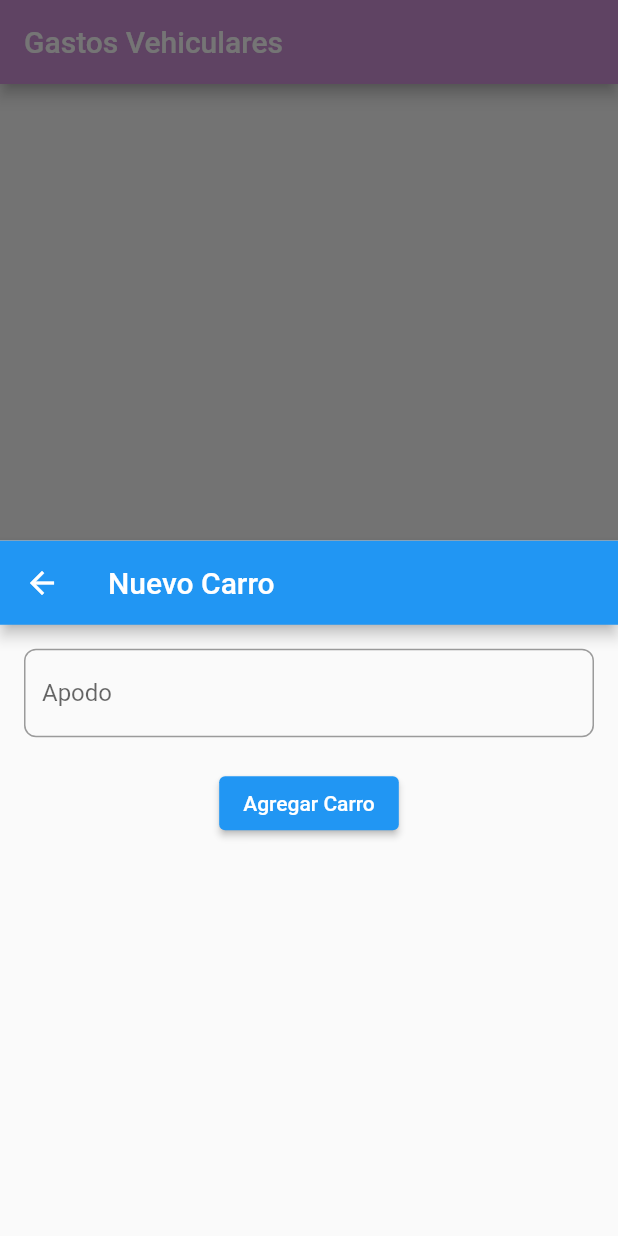
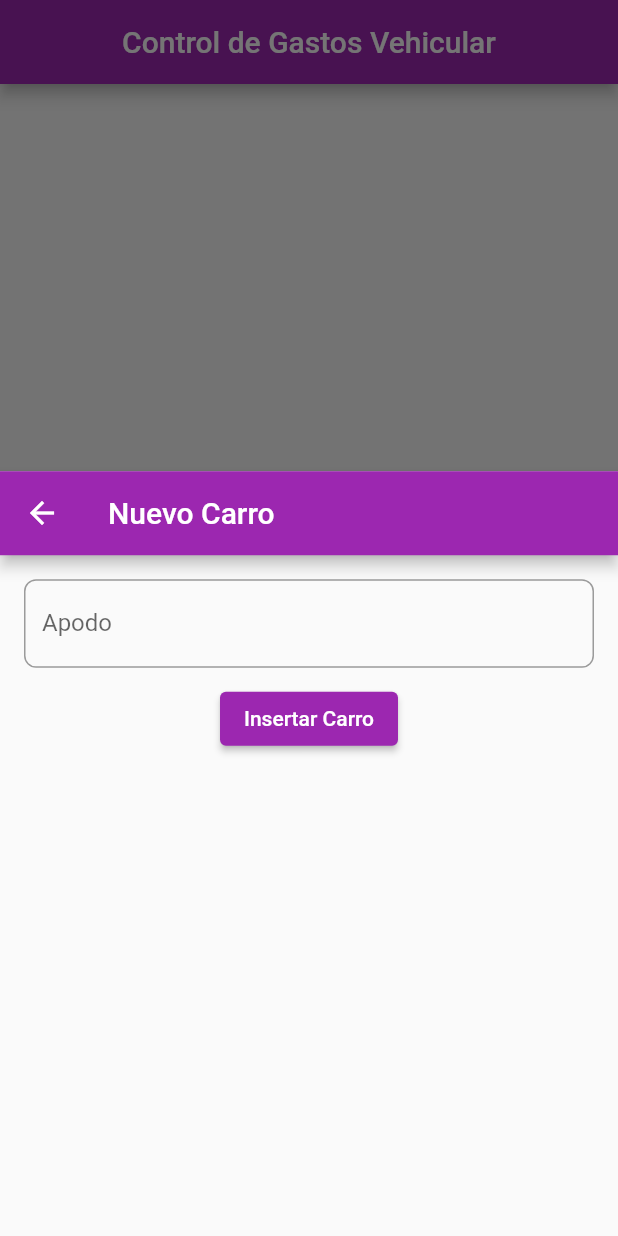
Before and after one commit to Andrei320/registros_carros, a Flutter app: the screen it shows after launch, after a tap on the "add" icon, on a phone screen of 412 x 824 dp. Run offline on Flutter 3.47's test engine with Material 2 defaults, Android fonts, the phone set to English and light mode, and no system bars; our stand-ins replace bloc, flutter_bloc, sqflite, sqflite_common_ffi_web; accounts and stored records are empty.

Commit message:
Añadir y Borrar funcionales (recarga la lista)

```diff
--- a/lib/bloc/carros_bloc/carros_bloc_event.dart
+++ b/lib/bloc/carros_bloc/carros_bloc_event.dart
@@ -7,6 +7,8 @@ class CarroSeleccionado extends CarroEvento {
 
   CarroSeleccionado({required this.indiceSeleccionado});
 }
+
+class GetCarros extends CarroEvento {}
 
 class InsertarCarro extends CarroEvento {
   final String apodo;
@@ -21,5 +23,3 @@ class EliminarCarro extends CarroEvento {
 
   EliminarCarro({required this.idCarro});
 }
-
-class GetCarros extends CarroEvento {}
--- a/lib/database_helper/carros_database_helper.dart
+++ b/lib/database_helper/carros_database_helper.dart
@@ -4,7 +4,7 @@ import 'package:sqflite_common_ffi_web/sqflite_ffi_web.dart';
 late Database db;
 
 class DBCarro {
-  static Future<void> initializeDatabase() async {
+  Future<void> initializeDatabase() async {
     var fabricaBaseDatos = databaseFactoryFfiWeb;
     String rutaBaseDatos =
         '${await fabricaBaseDatos.getDatabasesPath()}/carros.db';
@@ -23,36 +23,21 @@ class DBCarro {
 
 //BD PARA CARROS
 
-  static Future<void> addCarro(String apodo) async {
+  Future<void> addCarro(String apodo) async {
     await db.rawInsert('INSERT INTO carros (apodo) VALUES (?)', [apodo]);
   }
 
-  static Future<void> deleteCarro(int id) async {
+  Future<void> deleteCarro(int id) async {
     await db.rawDelete('DELETE FROM carros WHERE idcarro = ?', [id]);
   }
 
-  static Future<void> updateCarro(String apodo) async {
+  Future<void> updateCarro(String apodo) async {
     await db.rawUpdate('UPDATE carro SET apodo = ? WHERE idcarro = ?', [apodo]);
   }
 
-  static Future<List<Map<String, dynamic>>> getCarros() async {
+  Future<List<Map<String, dynamic>>> getCarros() async {
     var resultadoConsulta =
         await db.rawQuery('SELECT * FROM carros ORDER BY archivado DESC;');
     return resultadoConsulta;
   }
-
-//BD PARA MOVIMIENTOS
-
-  static Future<void> insertarMovimiento(
-      String nombre, String descripcion, int monto, String fecha) async {
-    await db.rawInsert(
-        'INSERT INTO MOVIMIENTOS (NOMBRE, DESCRIPCION, MONTO, FECHA) VALUES (?,?,?,?)',
-        [nombre, descripcion, monto, fecha]);
-  }
-
-  static Future<void> eliminarMovimiento() async {
-    await db.rawDelete('DELETE FROM MOVIMIENTOS WHERE ID = ?');
-  }
-
-//BD PARA CATEGORIAS
 }
--- a/lib/main.dart
+++ b/lib/main.dart
@@ -1,16 +1,17 @@
 import 'package:flutter/material.dart';
 import 'package:flutter_bloc/flutter_bloc.dart';
-
 import 'package:registros_carros/bloc/carros_bloc/carros_bloc.dart';
 import 'package:registros_carros/bloc/carros_bloc/carros_bloc_event.dart';
 import 'package:registros_carros/bloc/carros_bloc/carros_bloc_state.dart';
 import 'package:registros_carros/database_helper/carros_database_helper.dart';
 
 void main() async {
-  await DBCarro.initializeDatabase();
+  WidgetsFlutterBinding.ensureInitialized();
+  final carrosDatabase = DBCarro();
+  await carrosDatabase.initializeDatabase();
   runApp(
     BlocProvider(
-      create: (context) => CarroBloc(),
+      create: (context) => CarroBloc(carrosDatabase),
       child: const App(),
     ),
   );
@@ -21,11 +22,9 @@ class App extends StatelessWidget {
 
   @override
   Widget build(BuildContext context) {
-    return MaterialApp(
-      home: BlocProvider(
-        create: (context) => CarroBloc(),
-        child: const Scaffold(body: MainApp()),
-      ),
+    return const MaterialApp(
+      debugShowCheckedModeBanner: false,
+      home: Scaffold(body: MainApp()),
     );
   }
 }
@@ -38,11 +37,17 @@ class MainApp extends StatefulWidget {
 }
 
 class _MainAppState extends State<MainApp> {
+  @override
+  void initState() {
+    super.initState();
+    BlocProvider.of<CarroBloc>(context).add(Inicializado());
+    BlocProvider.of<CarroBloc>(context).add(GetCarros());
+  }
+
   int _indiceSeleccionado = 0;
 
   final List<Widget> _paginas = [
     const ListaCarros(),
-    const ListaMovimientos(),
     const ListaCategorias(),
   ];
 
@@ -50,8 +55,9 @@ class _MainAppState extends State<MainApp> {
   Widget build(BuildContext context) {
     return Scaffold(
       appBar: AppBar(
-        title: const Text('Gastos Vehiculares'),
-        backgroundColor: Colors.purple[200],
+        title: const Center(child: Text('Control de Gastos Vehicular')),
+        backgroundColor: Colors.purple,
+        actions: const [],
       ),
       body: _paginas[_indiceSeleccionado],
       bottomNavigationBar: BottomNavigationBar(
@@ -61,19 +67,15 @@ class _MainAppState extends State<MainApp> {
             label: 'Carros',
           ),
           BottomNavigationBarItem(
-            icon: Icon(Icons.list),
-            label: 'Movimientos',
-          ),
-          BottomNavigationBarItem(
             icon: Icon(Icons.category),
             label: 'Categorias',
           ),
         ],
         currentIndex: _indiceSeleccionado,
         onTap: _onTabTapped,
-        backgroundColor: Colors.purple[200],
-        selectedItemColor: Colors.black,
-        unselectedItemColor: Colors.white,
+        backgroundColor: Colors.purple,
+        selectedItemColor: Colors.white,
+        unselectedItemColor: Colors.grey,
       ),
     );
   }
@@ -86,55 +88,53 @@ class _MainAppState extends State<MainApp> {
 }
 
 class ListaCarros extends StatelessWidget {
-  const ListaCarros({Key? key}) : super(key: key);
-
+  const ListaCarros({super.key});
   @override
   Widget build(BuildContext context) {
     return Scaffold(
       body: BlocBuilder<CarroBloc, CarroEstado>(
         builder: (context, state) {
-          if (state is CarroSeleccionadoEstado) {
-            // Puedes hacer algo específico cuando un carro está seleccionado
+          if (state is GetAllCarros) {
+            return _listaCarros(state.carros);
+          } else if (state is ErrorGetAllCarros) {
+            return Center(child: Text('Error: ${state.mensajeError}'));
+          } else {
+            return const Center(child: CircularProgressIndicator());
+          }
+        },
+      ),
+      floatingActionButton: FloatingActionButton(
+        onPressed: () {
+          _mostrarModal(context, 'Nuevo Carro');
+        },
+        backgroundColor: Colors.green,
+        child: const Icon(Icons.add),
+      ),
+      floatingActionButtonLocation: FloatingActionButtonLocation.endFloat,
+    );
   }
 
-          return FutureBuilder<List<Map<String, dynamic>>>(
-            future: DBCarro.getCarros(),
-            builder: (context, snapshot) {
-              if (snapshot.connectionState == ConnectionState.waiting) {
-                return const CircularProgressIndicator();
-              } else if (snapshot.hasError) {
-                return Text('Error: ${snapshot.error}');
-              } else {
-                List<Map<String, dynamic>> carros = snapshot.data ?? [];
+  Widget _listaCarros(List<Map<String, dynamic>>? carros) {
+    if (carros != null && carros.isNotEmpty) {
       return ListView.builder(
         itemCount: carros.length,
         itemBuilder: (context, index) {
+          final carro = carros[index];
           int carroID = carros[index]['idcarro'];
-                    String carroApodo = carros[index]['apodo'];
-
-                    return Padding(
-                      padding: const EdgeInsets.symmetric(horizontal: 14.0),
-                      child: Container(
-                        decoration: BoxDecoration(
-                          border: Border.all(color: Colors.black),
-                          borderRadius: BorderRadius.circular(8.0),
+          return Column(
+            children: [
+              ListTile(
+                title: Text(carro['apodo'] ?? 'No Apodo'),
+                subtitle: const Text('Pendiente'),
               ),
-                        margin: const EdgeInsets.symmetric(vertical: 8.0),
-                        child: ListTile(
-                          title: Text(carroApodo),
-                          onTap: () {
-                            context.read<CarroBloc>().add(
-                                CarroSeleccionado(indiceSeleccionado: carroID));
-                          },
-                          trailing: IconButton(
-                            icon: const Icon(Icons.delete),
+              // Agregar el botón de borrado aquí
+              ElevatedButton.icon(
                 onPressed: () {
                   showDialog(
                     context: context,
                     builder: (BuildContext context) {
                       return AlertDialog(
-                                    title: const Center(
-                                        child: Text('¿Eliminar Carro?')),
+                        title: const Center(child: Text('¿Eliminar Carro?')),
                         actions: [
                           TextButton(
                             onPressed: () {
@@ -144,8 +144,9 @@ class ListaCarros extends StatelessWidget {
                           ),
                           TextButton(
                             onPressed: () {
-                                          context.read<CarroBloc>().add(
-                                              EliminarCarro(idCarro: carroID));
+                              context
+                                  .read<CarroBloc>()
+                                  .add(EliminarCarro(idCarro: carroID));
                               Navigator.of(context).pop();
                             },
                             child: const Text('Eliminar'),
@@ -155,76 +156,51 @@ class ListaCarros extends StatelessWidget {
                     },
                   );
                 },
+                icon: const Icon(Icons.delete),
+                label: const Text('Borrar'),
               ),
-                        ),
-                      ),
+              const Divider(), // Separador entre elementos de la lista
+            ],
+          );
+        },
+      );
+    } else {
+      return const Center(child: Text('No hay carros disponibles'));
+    }
+  }
+
+  void _mostrarModal(BuildContext context, String carros) {
+    showModalBottomSheet(
+      context: context,
+      builder: (BuildContext context) {
+        return const FractionallySizedBox(
+          heightFactor: 1.2,
+          child: AgregarCarro(),
         );
       },
     );
   }
-            },
-          );
-        },
-      ),
-      floatingActionButton: FloatingActionButton(
-        onPressed: () {
-          showModalBottomSheet(
-            context: context,
-            builder: (BuildContext context) {
-              return const AnadirCarro();
-            },
-          );
-        },
-        child: const Icon(Icons.add),
-      ),
-      floatingActionButtonLocation: FloatingActionButtonLocation.endFloat,
-    );
-  }
 }
 
-class ListaMovimientos extends StatelessWidget {
-  const ListaMovimientos({Key? key}) : super(key: key);
+class AgregarCarro extends StatefulWidget {
+  const AgregarCarro({super.key});
 
   @override
-  Widget build(BuildContext context) {
-    return const Scaffold(
-      body: Center(
-        child: Text('Movimientos'),
-      ),
-    );
-  }
+  State<AgregarCarro> createState() => _AgregarCarroState();
 }
 
-class ListaCategorias extends StatelessWidget {
-  const ListaCategorias({Key? key}) : super(key: key);
-
-  @override
-  Widget build(BuildContext context) {
-    return const Scaffold(
-      body: Center(
-        child: Text('Categorias'),
-      ),
-    );
-  }
-}
-
-class AnadirCarro extends StatefulWidget {
-  const AnadirCarro({Key? key}) : super(key: key);
-
-  @override
-  State<AnadirCarro> createState() => _AnadirCarroState();
-}
-
-class _AnadirCarroState extends State<AnadirCarro> {
+class _AgregarCarroState extends State<AgregarCarro> {
   final _formKey = GlobalKey<FormState>();
-
   TextEditingController apodoController = TextEditingController();
 
   @override
   Widget build(BuildContext context) {
+    return BlocBuilder<CarroBloc, CarroEstado>(
+      builder: (context, state) {
         return Scaffold(
           appBar: AppBar(
             title: const Text('Nuevo Carro'),
+            backgroundColor: Colors.purple,
           ),
           body: Padding(
             padding: const EdgeInsets.all(16.0),
@@ -249,22 +225,15 @@ class _AnadirCarroState extends State<AnadirCarro> {
                         return null;
                       },
                     ),
-                const SizedBox(height: 20.0),
+                    const SizedBox(height: 10.0),
                     ElevatedButton(
                       onPressed: () {
-                    if (_formKey.currentState!.validate()) {
-                      String apodo = apodoController.text;
-
-                      context.read<CarroBloc>().add(
-                            InsertarCarro(
-                              apodo: apodo,
+                        _insertarCarro(context);
+                      },
+                      style: ElevatedButton.styleFrom(
+                        backgroundColor: Colors.purple,
                       ),
-                          );
-
-                      Navigator.of(context).pop();
-                    }
-                  },
-                  child: const Text('Agregar Carro'),
+                      child: const Text('Insertar Carro'),
                     ),
                   ],
                 ),
@@ -272,5 +241,27 @@ class _AnadirCarroState extends State<AnadirCarro> {
             ),
           ),
         );
+      },
+    );
+  }
+
+  void _insertarCarro(BuildContext context) {
+    final miBloc = BlocProvider.of<CarroBloc>(context);
+
+    if (_formKey.currentState?.validate() ?? false) {
+      miBloc.add(
+        InsertarCarro(
+          apodo: apodoController.text,
+        ),
+      );
     }
   }
+}
+
+class ListaCategorias extends StatelessWidget {
+  const ListaCategorias({super.key});
+  @override
+  Widget build(BuildContext context) {
+    return Container();
+  }
+}
```
Also changed, not shown: lib/bloc/carros_bloc/carros_bloc.dart (+13 -12 lines). Lines whose indentation alone changed are shown as unchanged.
